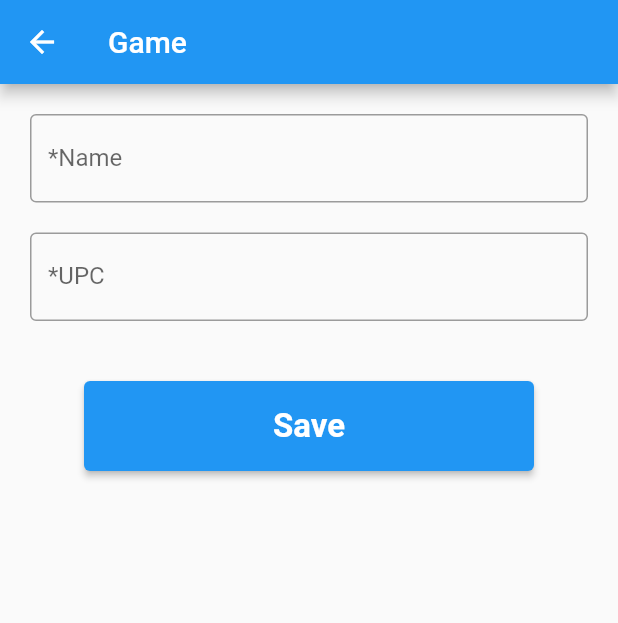
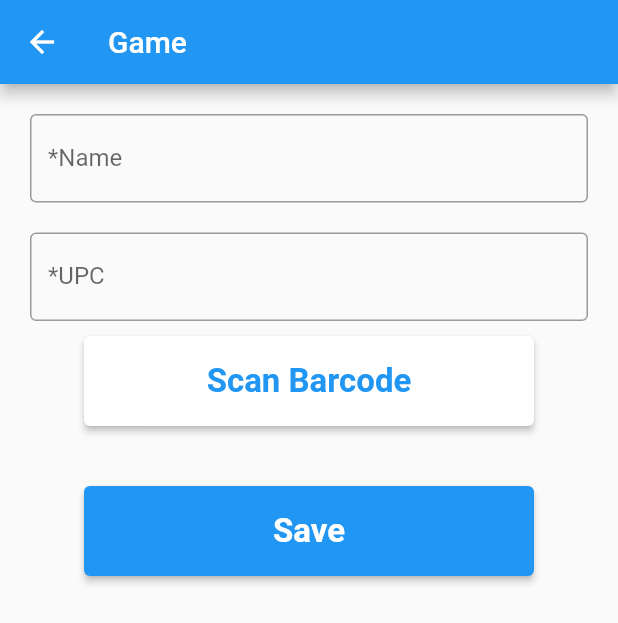
Before and after one commit to milkcan/thatconference2021_flutter, a Flutter app: the screen it shows after launch, after a tap on an icon or button, on a phone screen of 412 x 824 dp. Shown: the top 623 px of the screen. Run offline on Flutter 3.47's test engine with Material 2 defaults, Android fonts, the phone set to English and light mode, and no system bars; drawn by our look-alikes of loading_overlay; our stand-ins replace camera, flutter_slidable, font_awesome_flutter, package_info, sqflite; missing offline and left inert: flutter_barcode_scanner; accounts and stored records are empty.

Commit message:
Added ability to scan from Add Games screen. Added secondary button functionality for buttos

```diff
--- a/tabletop_scanner_FULL/lib/screens/game.dart
+++ b/tabletop_scanner_FULL/lib/screens/game.dart
@@ -1,4 +1,6 @@
+import 'package:camera/camera.dart';
 import 'package:flutter/material.dart';
+import 'package:flutter_barcode_scanner/flutter_barcode_scanner.dart';
 import 'package:loading_overlay/loading_overlay.dart';
 import 'package:tabletop_scanner/models/game.dart';
 import 'package:tabletop_scanner/screens/games.dart';
@@ -19,6 +21,33 @@ class _GameScreenState extends State<GameScreen> {
   final _key = GlobalKey<FormState>();
   final _title = "Game";
   bool _isSaving = false;
+  bool _camerasAvailable = false;
+
+  void cameraIsAvailable() {
+    availableCameras().then((availableCameras) {
+      var cameras = availableCameras;
+      if (cameras.length > 0) {
+        setState(() {
+          _camerasAvailable = true;
+        });
+      }
+    });
+  }
+
+  @override
+  void initState() {
+    super.initState();
+    cameraIsAvailable();
+  }
+
+  Future<void> scanGameBarCode() async {
+    String barcodeScanRes = await FlutterBarcodeScanner.scanBarcode(
+        '#000000', "Cancel", true, ScanMode.BARCODE);
+
+    print('CODE READ:' + barcodeScanRes);
+
+    widget.game.upc = barcodeScanRes;
+  }
 
   Future<void> save(BuildContext context) async {
     if (_key.currentState!.validate()) {
@@ -85,6 +114,16 @@ class _GameScreenState extends State<GameScreen> {
                           validator: validateRequiredText,
                           onChanged: (String val) => widget.game.upc = val),
                       const SizedBox(
+                        height: 10,
+                      ),
+                      if (_camerasAvailable)
+                        ButtonFormLarge(
+                          buttonText: "Scan Barcode",
+                          method: () => scanGameBarCode(),
+                          status: true,
+                          reverseColors: true,
+                        ),
+                      const SizedBox(
                         height: 40,
                       ),
                       ButtonFormLarge(
--- a/tabletop_scanner_FULL/lib/widgets/button_form_large.dart
+++ b/tabletop_scanner_FULL/lib/widgets/button_form_large.dart
@@ -5,26 +5,39 @@ class ButtonFormLarge extends StatelessWidget {
       {Key? key,
       required this.buttonText,
       required this.method,
-      this.status = true})
+      this.status = true,
+      this.reverseColors = false})
       : super(key: key);
 
-  static const textstyleButton =
-      TextStyle(fontSize: 22, fontWeight: FontWeight.bold, color: Colors.white);
+  static const COLOR_PRIMARY = Colors.blue;
+  static const COLOR_SECONDARY = Colors.white;
 
   final String buttonText;
   final VoidCallback method;
   final bool status;
+  final bool reverseColors;
 
   @override
   Widget build(BuildContext context) {
+    Color primaryColor = COLOR_PRIMARY;
+    Color onPrimaryColor = COLOR_SECONDARY;
+
+    if (this.reverseColors) {
+      primaryColor = COLOR_SECONDARY;
+      onPrimaryColor = COLOR_PRIMARY;
+    }
+
+    var textstyleButton = TextStyle(
+        fontSize: 22, fontWeight: FontWeight.bold, color: onPrimaryColor);
+
     return SizedBox(
         width: 300,
         height: 60,
         child: ElevatedButton(
             onPressed: status ? method : null,
             style: ElevatedButton.styleFrom(
-              primary: Colors.blue,
-              onPrimary: Colors.white,
+              primary: primaryColor,
+              onPrimary: onPrimaryColor,
             ),
             child: Text(buttonText, style: textstyleButton)));
   }
```
